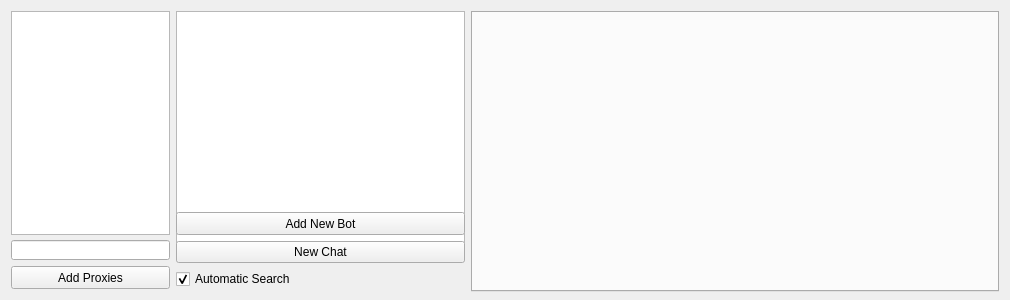
The window that QT_Test/qt_test.ui (grasmanek94/PACB-PROJECT-ChatBot-QT-V3) describes before a commit, drawn with Qt 5.
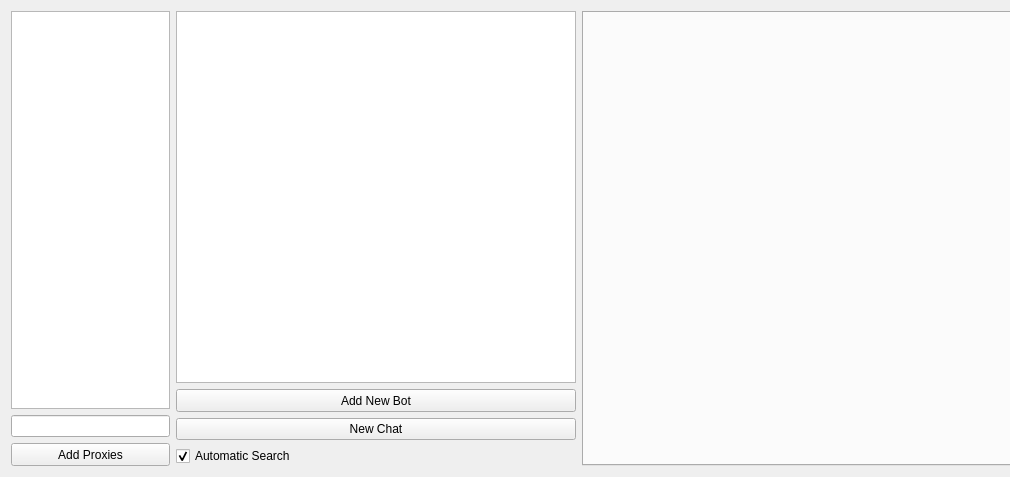
The same window after the commit. Icons and pictures are not drawn.

Diff of the .ui file:
```diff
--- a/QT_Test/qt_test.ui
+++ b/QT_Test/qt_test.ui
@@ -7,7 +7,7 @@
     <x>0</x>
     <y>0</y>
     <width>1010</width>
-    <height>300</height>
+    <height>477</height>
    </rect>
   </property>
   <property name="minimumSize">
@@ -101,13 +101,13 @@
        <widget class="QListWidget" name="chatBoxPeers">
         <property name="minimumSize">
          <size>
-          <width>289</width>
+          <width>400</width>
           <height>250</height>
          </size>
         </property>
         <property name="maximumSize">
          <size>
-          <width>301</width>
+          <width>500</width>
           <height>16777215</height>
          </size>
         </property>
@@ -123,7 +123,7 @@
         </property>
         <property name="maximumSize">
          <size>
-          <width>301</width>
+          <width>500</width>
           <height>16777215</height>
          </size>
         </property>
@@ -134,6 +134,12 @@
       </item>
       <item row="2" column="0">
        <widget class="QPushButton" name="chatManagerRequestNewChat">
+        <property name="maximumSize">
+         <size>
+          <width>500</width>
+          <height>16777215</height>
+         </size>
+        </property>
         <property name="text">
          <string>New Chat</string>
         </property>
@@ -141,6 +147,12 @@
       </item>
       <item row="3" column="0">
        <widget class="QCheckBox" name="autoSearchCheckBox">
+        <property name="maximumSize">
+         <size>
+          <width>500</width>
+          <height>16777215</height>
+         </size>
+        </property>
         <property name="text">
          <string>Automatic Search</string>
         </property>
```
